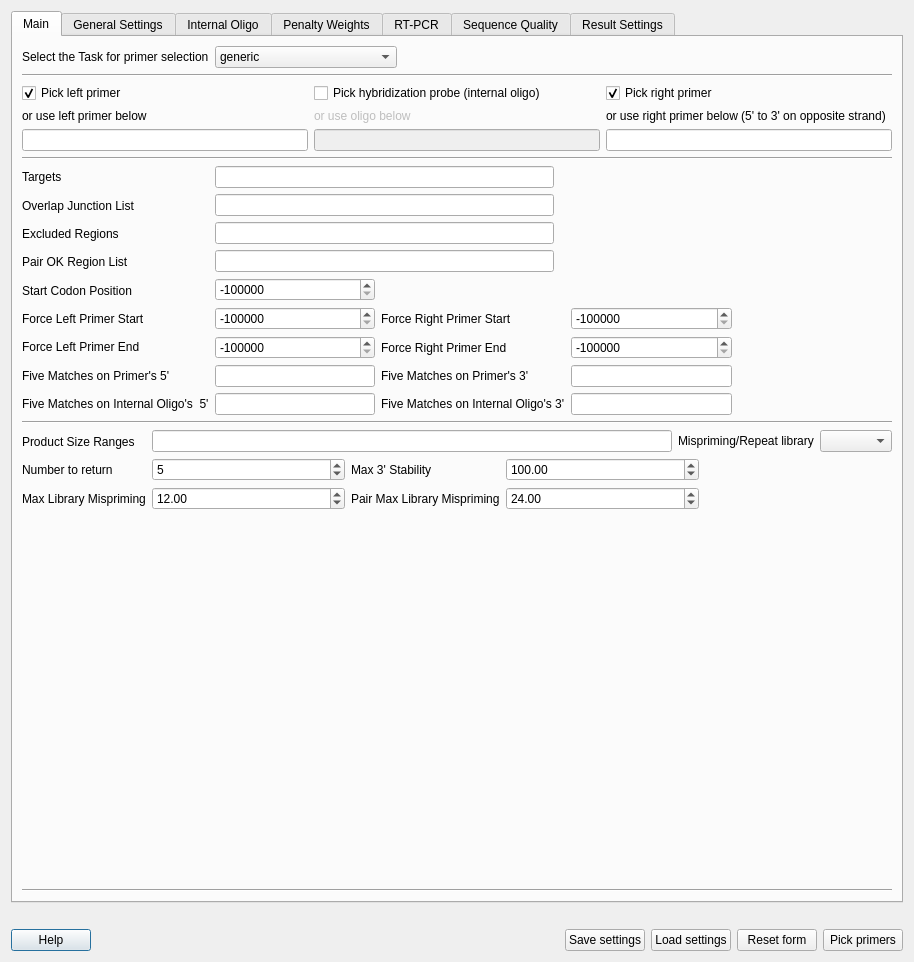
Above: src/plugins_3rdparty/primer3/src/Primer3Dialog.ui from ugeneunipro/ugene before the change. Below: the same form after it.
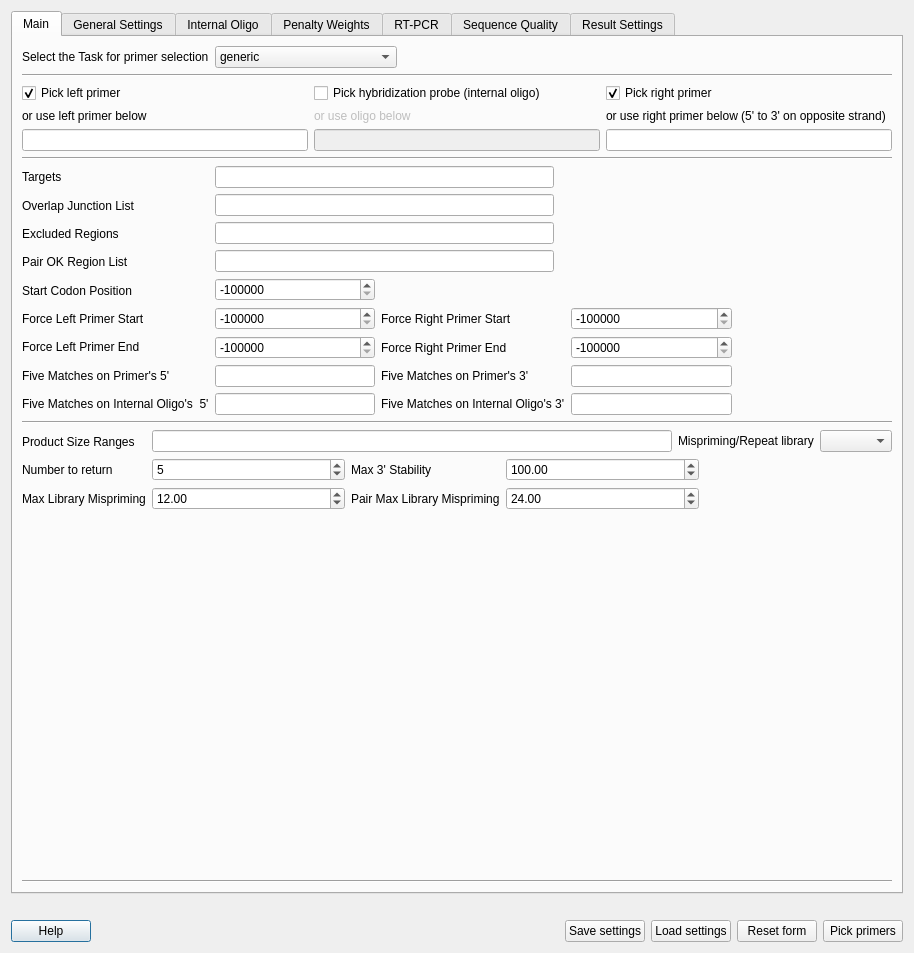
That is the form after the change. The open tabs and pages were chosen to show the change.

Patch:
```diff
--- a/src/plugins_3rdparty/primer3/src/Primer3Dialog.ui
+++ b/src/plugins_3rdparty/primer3/src/Primer3Dialog.ui
@@ -7,7 +7,7 @@
     <x>0</x>
     <y>0</y>
     <width>892</width>
-    <height>962</height>
+    <height>953</height>
    </rect>
   </property>
   <property name="sizePolicy">
```
Left out of the diff: 28 changed lines with no effect on the pictures.
